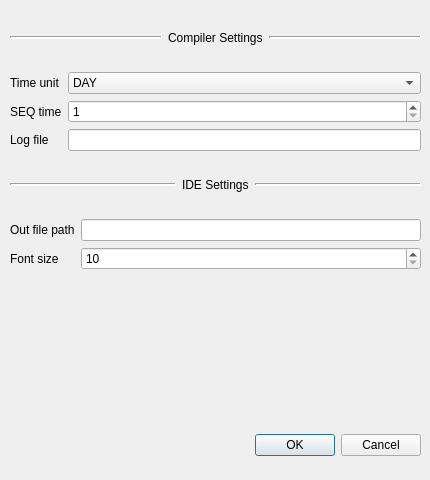
Above: gui/ui/setting_dialog.ui from zypangpang/FFML_Compiler before the change. Below: the same form after it.
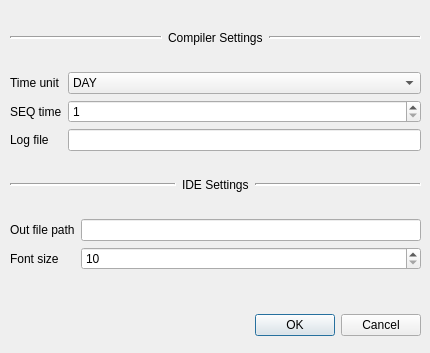
That is the form after the change.

Diff of the .ui file:
```diff
--- a/gui/ui/setting_dialog.ui
+++ b/gui/ui/setting_dialog.ui
@@ -10,7 +10,7 @@
     <x>0</x>
     <y>0</y>
     <width>430</width>
-    <height>480</height>
+    <height>353</height>
    </rect>
   </property>
   <property name="windowTitle">
@@ -23,7 +23,7 @@
    <property name="geometry">
     <rect>
      <x>10</x>
-     <y>430</y>
+     <y>310</y>
      <width>411</width>
      <height>31</height>
     </rect>
```
